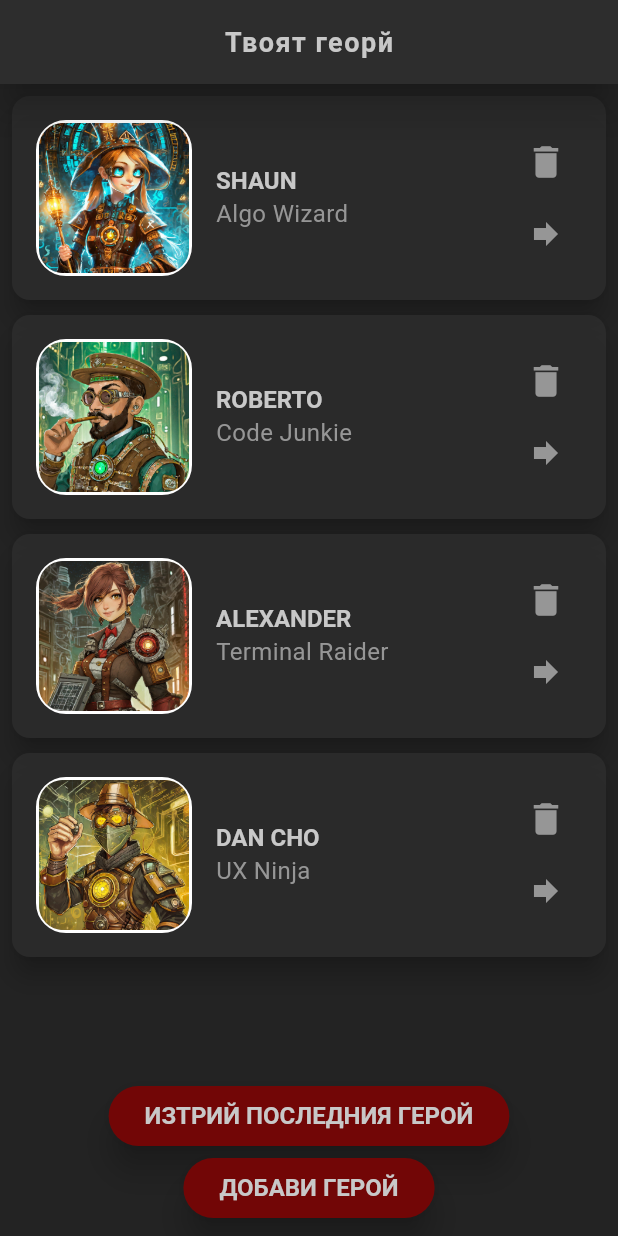
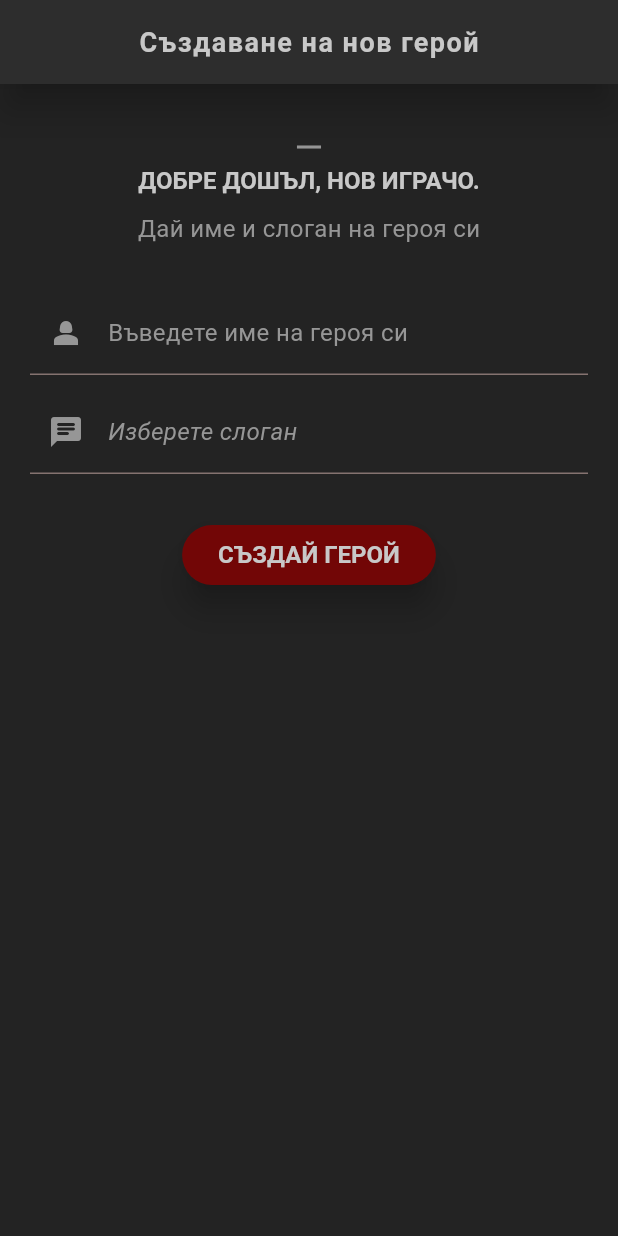
Before and after one commit to YKisyov/flutter_rpg, a Flutter app: the screen it shows after launch, on a phone screen of 412 x 824 dp. Run offline on Flutter 3.47's test engine with Material 3 defaults, Android fonts, the light colour scheme and no system bars; our stand-ins replace google_fonts.

Commit message:
Added 2 text input fields for the character name and slogan. Added some elementary check for the fields, so we can check if any of them is left empty. Added a submission button. We still need a way to pick up a character's vocation, this functionality is what is addressed next.

```diff
--- a/lib/main.dart
+++ b/lib/main.dart
@@ -1,10 +1,11 @@
 import 'package:flutter/material.dart';
+import 'package:flutter_rpg/screens/create/create_new_character.dart';
 import 'package:flutter_rpg/screens/home/home.dart';
 import 'package:flutter_rpg/theme.dart';
 
 void main() {
   runApp(MaterialApp(
     theme: myPrimaryTheme,
-    home: const Home(),
+    home: const CreateNewCharacter(),
   ));
 }
--- a/lib/screens/create/create_new_character.dart
+++ b/lib/screens/create/create_new_character.dart
@@ -1,13 +1,107 @@
-class Createnewcharacter extends StatefulWidget {
-  const Createnewcharacter({super.key});
+
+
+import 'package:flutter/material.dart';
+import 'package:flutter_rpg/shared/styled_button.dart';
+import 'package:flutter_rpg/theme.dart';
+import 'package:google_fonts/google_fonts.dart';
+
+import '../../shared/styled_text.dart';
+
+class CreateNewCharacter extends StatefulWidget {
+  const CreateNewCharacter({super.key});
 
   @override
-  State<Createnewcharacter> createState() => _CreatenewcharacterState();
+  State<CreateNewCharacter> createState() => _CreateNewCharacterState();
 }
 
-class _CreatenewcharacterState extends State<Createnewcharacter> {
+class _CreateNewCharacterState extends State<CreateNewCharacter> {
+
+  final TextEditingController _characterNameTextEditingController = TextEditingController();
+  final TextEditingController _sloganTextEditingController = TextEditingController();
+
+  void _handleTextSubmit(){
+    if (_characterNameTextEditingController.text.isEmpty){
+      print("Name field must not be empty.");
+      return;
+    }
+    if (_sloganTextEditingController.text.isEmpty){
+      print("Slogan must not be empty");
+      return;
+    }
+    print("Name is ${_characterNameTextEditingController.text} and slogan is: ${_sloganTextEditingController.text}");
+  }
+  @override
+  void dispose() {
+
+    _characterNameTextEditingController.dispose();
+    _sloganTextEditingController.dispose();
+
+    super.dispose();
+  }
+
   @override
   Widget build(BuildContext context) {
-    return const Placeholder();
+    return Scaffold(
+        appBar: AppBar(title: const MyStyledTitle("Създаване на нов герой")),
+        body: Container(
+          padding: EdgeInsets.symmetric(vertical: 30, horizontal: 20),
+          child: Column(
+            children: [
+
+              //Welcome msg
+              Center(
+                child: Icon(Icons.horizontal_rule,
+                  color: AppColors.textColor,
+                ),
+              ),
+              Center(
+                child: MyStyledHeadline("Добре дошъл, нов играчо."),
+              ),
+              const SizedBox(height: 10),
+              Center(
+                child: MyStyledBody("Дай име и слоган на героя си"),
+              ),
+              const SizedBox(height: 30),
+
+              //input for name and slogan
+              TextField(
+                style: GoogleFonts.shantellSans(
+                    color: AppColors.textColor,
+                    fontStyle: FontStyle.italic),
+                decoration: InputDecoration(
+                  prefixIcon: Icon(Icons.person_2,
+                      color: AppColors.textColor,),
+                  label: const MyStyledBody(
+                    "Въведете име на героя си",),
+                ),
+                controller:  _characterNameTextEditingController,
+              ),
+              SizedBox(height: 10),
+              TextField(
+                style: GoogleFonts.shantellSans(
+                    color: AppColors.textColor,
+                    fontStyle: FontStyle.italic,
+                ),
+                decoration: InputDecoration(
+                  prefixIcon: Icon(Icons.chat_rounded,
+                    color: AppColors.textColor,),
+                  label: const MyStyledBody(
+                    "Изберете слоган",
+                    fontStyle: FontStyle.italic,)
+                ),
+                controller: _sloganTextEditingController,
+              ),
+              const SizedBox(height: 30,),
+              Center(
+                child: MyStyledButton(
+                    onPressed: () => _handleTextSubmit(),
+                    child: const MyStyledHeadline("Създай герой")),
+              )
+
+            ],
+
+          ),
+        )
+    );
   }
 }
--- a/lib/shared/styled_text.dart
+++ b/lib/shared/styled_text.dart
@@ -3,15 +3,15 @@ import 'package:google_fonts/google_fonts.dart';
 
 class MyStyledBody extends StatelessWidget {
   const MyStyledBody(this.text, {super.key,
-  this.italicStyle = false,});
+  this.fontStyle = FontStyle.normal,});
 
-  final bool italicStyle;
+  final FontStyle fontStyle;
   final String text;
   @override
   Widget build(BuildContext context) {
     return Text(text,
         style: GoogleFonts.shantellSans(
-          fontStyle: italicStyle ? FontStyle.italic : FontStyle.normal,
+          fontStyle: fontStyle,
           textStyle: Theme.of(context).textTheme.bodyMedium,
         ));
   }
```
Also changed, not shown: lib/theme.dart (+8 -0 lines).
